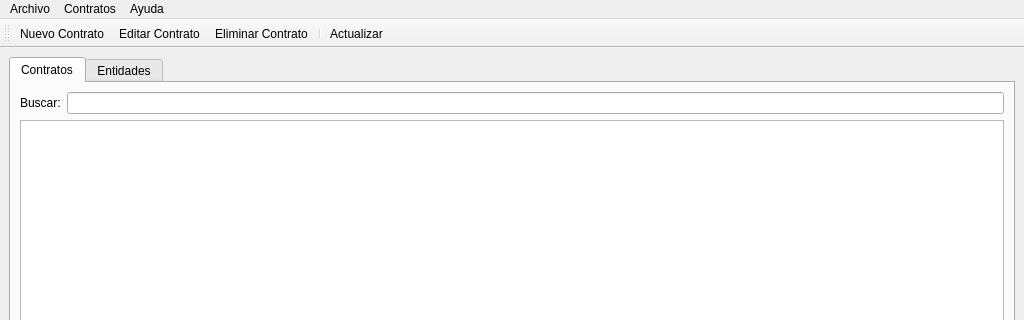
First picture: the form in mainwindow.ui, repository crondonb890517/contro-qt6, before the edit; both pictures show x 0 to 1024 and y 0 to 320 of the 1024 by 768 pixel window.
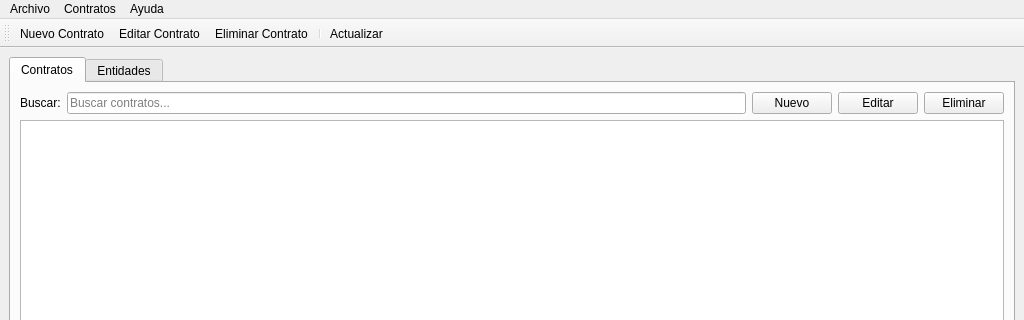
Second picture: the form after the edit. Icons and pictures are not drawn.

Commit message: Update UI elements and session management for contract management system

Patch:
```diff
--- a/mainwindow.ui
+++ b/mainwindow.ui
@@ -35,7 +35,41 @@
            </widget>
           </item>
           <item>
-           <widget class="QLineEdit" name="lineEditBuscar"/>
+           <widget class="QLineEdit" name="lineEditBuscar">
+            <property name="placeholderText">
+             <string>Buscar contratos...</string>
+            </property>
+           </widget>
+          </item>
+          <item>
+           <widget class="QPushButton" name="pushButtonNuevoContrato">
+            <property name="text">
+             <string>Nuevo</string>
+            </property>
+            <property name="icon">
+             <iconset theme="document-new"/>
+            </property>
+           </widget>
+          </item>
+          <item>
+           <widget class="QPushButton" name="pushButtonEditarContrato">
+            <property name="text">
+             <string>Editar</string>
+            </property>
+            <property name="icon">
+             <iconset theme="document-edit"/>
+            </property>
+           </widget>
+          </item>
+          <item>
+           <widget class="QPushButton" name="pushButtonEliminarContrato">
+            <property name="text">
+             <string>Eliminar</string>
+            </property>
+            <property name="icon">
+             <iconset theme="edit-delete"/>
+            </property>
+           </widget>
           </item>
          </layout>
         </item>
```
The commit also changes 3 other files.
